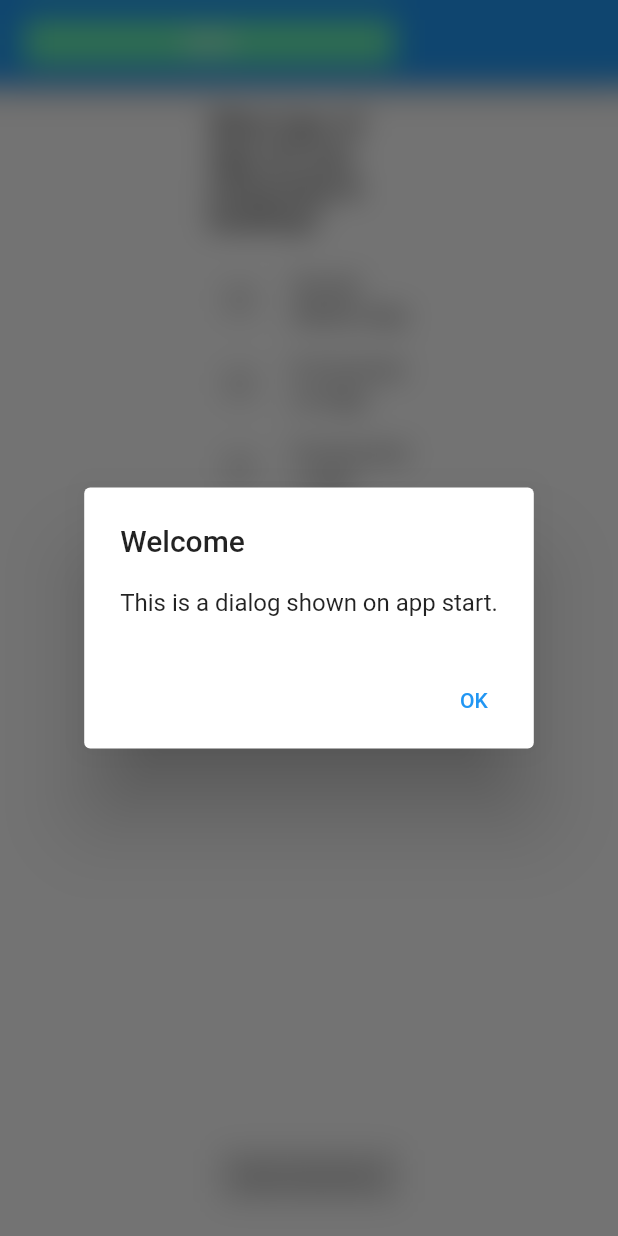
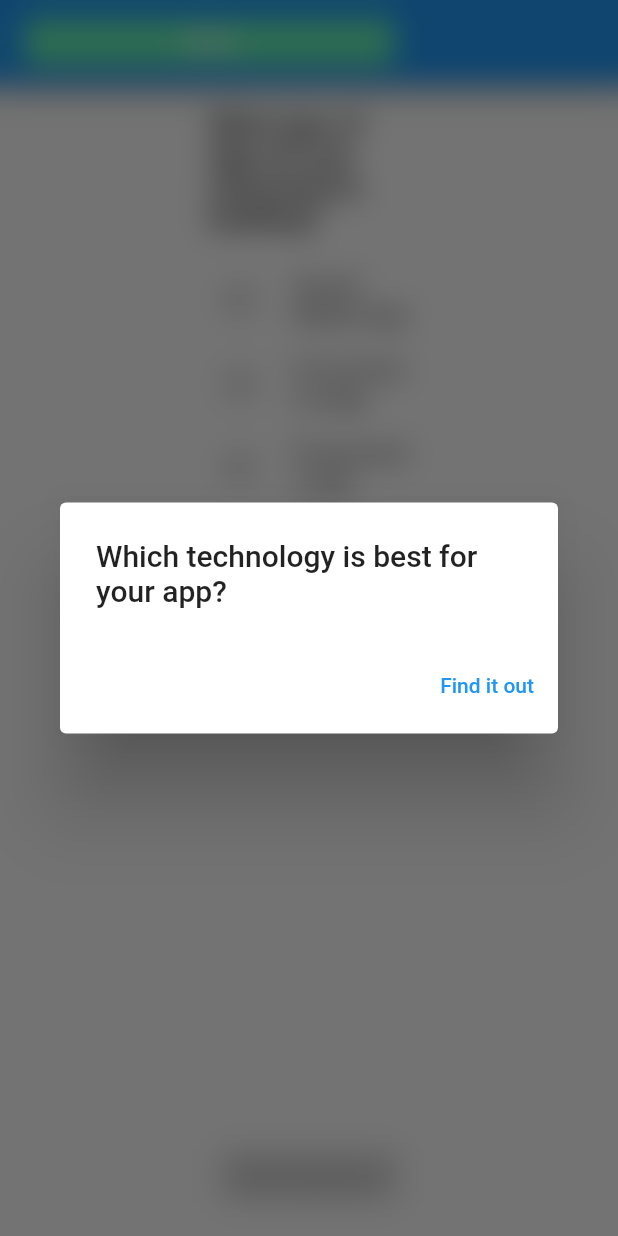
Before and after one commit to Snapp-X/Framework_quiz, a Flutter app: the screen it shows after launch, on a phone screen of 412 x 824 dp. Run offline on Flutter 3.47's test engine with Material 2 defaults, Android fonts, the phone set to English and light mode, and no system bars; our stand-ins replace flutter_riverpod, go_router, shared_preferences.

Commit message:
added check for dialog with sharedprefs (state is lost on web on refresh)

```diff
--- a/lib/screens/questions_screen.dart
+++ b/lib/screens/questions_screen.dart
@@ -3,6 +3,7 @@ import 'dart:ui';
 import 'package:flutter/material.dart';
 import 'package:flutter_riverpod/flutter_riverpod.dart';
 import 'package:go_router/go_router.dart';
+import 'package:shared_preferences/shared_preferences.dart';
 
 import '../providers/qa_provider.dart';
 
@@ -14,17 +15,10 @@ class QuestionsScreen extends ConsumerStatefulWidget {
 }
 
 class _QuestionsScreenState extends ConsumerState<QuestionsScreen> {
-  bool isDialogShown = false;
-
   @override
   void initState() {
     super.initState();
-    WidgetsBinding.instance.addPostFrameCallback((_) {
-      if (!isDialogShown) {
-        showDialogOnAppStart();
-        isDialogShown = true;
-      }
-    });
+    WidgetsBinding.instance.addPostFrameCallback((_) => checkFirstRun(context));
   }
 
   @override
@@ -140,18 +134,29 @@ class _QuestionsScreenState extends ConsumerState<QuestionsScreen> {
       builder: (context) => BackdropFilter(
         filter: ImageFilter.blur(sigmaX: 10, sigmaY: 10),
         child: AlertDialog(
-          title: Text('Welcome'),
-          content: Text('This is a dialog shown on app start.'),
+          title: Text('Which technology is best for your app?'),
           actions: [
             TextButton(
               onPressed: () {
                 Navigator.pop(context);
               },
-              child: Text('OK'),
+              child: Text('Find it out'),
             ),
           ],
         ),
       ),
     );
   }
+
+  Future checkFirstRun(BuildContext context) async {
+    SharedPreferences prefs = await SharedPreferences.getInstance();
+    bool isFirstRun = prefs.getBool('isFirstRun') ?? true;
+
+    if (isFirstRun) {
+      showDialogOnAppStart();
+      prefs.setBool('isFirstRun', false);
+    } else {
+      return null;
+    }
+  }
 }
--- a/pubspec.yaml
+++ b/pubspec.yaml
@@ -32,6 +32,7 @@ dependencies:
     sdk: flutter
   go_router: ^7.0.1
   flutter_riverpod: ^2.3.6
+  shared_preferences: ^2.1.1
 
   # The following adds the Cupertino Icons font to your application.
   # Use with the CupertinoIcons class for iOS style icons.
```
Also changed, not shown: pubspec.lock, 5 other files.
